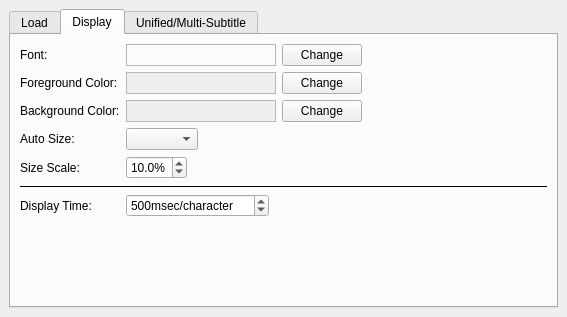
Before: the Qt Designer form src/cmplayer/ui/pref_widget.ui in bylee20/cmplayer-kldp.net, drawn with Qt 5.
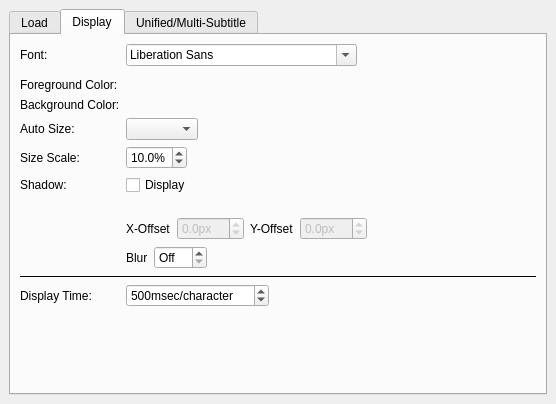
After: the same form once the commit is applied. The open tabs and pages were chosen to show the change. Icons and pictures are not drawn. Custom widgets are drawn as their Qt base class.

Patch:
```diff
--- a/src/cmplayer/ui/pref_widget.ui
+++ b/src/cmplayer/ui/pref_widget.ui
@@ -6,8 +6,8 @@
    <rect>
     <x>0</x>
     <y>0</y>
-    <width>567</width>
-    <height>317</height>
+    <width>556</width>
+    <height>404</height>
    </rect>
   </property>
   <property name="windowTitle">
@@ -391,7 +391,7 @@
        <iconset resource="../rsclist.qrc">
         <normaloff>:/img/subtitle.png</normaloff>:/img/subtitle.png</iconset>
       </property>
-      <layout class="QHBoxLayout" name="horizontalLayout_7">
+      <layout class="QHBoxLayout" name="horizontalLayout_15">
        <item>
         <widget class="QTabWidget" name="tabs">
          <property name="currentIndex">
@@ -570,176 +570,53 @@
               </widget>
              </item>
              <item row="0" column="1">
-              <layout class="QHBoxLayout" name="horizontalLayout_19">
-               <property name="topMargin">
-                <number>0</number>
-               </property>
-               <property name="bottomMargin">
-                <number>0</number>
-               </property>
-               <item>
-                <widget class="QLabel" name="sub_font_label">
-                 <property name="sizePolicy">
-                  <sizepolicy hsizetype="MinimumExpanding" vsizetype="Preferred">
-                   <horstretch>0</horstretch>
-                   <verstretch>0</verstretch>
-                  </sizepolicy>
-                 </property>
-                 <property name="minimumSize">
-                  <size>
-                   <width>150</width>
-                   <height>0</height>
-                  </size>
-                 </property>
-                 <property name="frameShape">
-                  <enum>QFrame::StyledPanel</enum>
-                 </property>
-                 <property name="frameShadow">
-                  <enum>QFrame::Sunken</enum>
-                 </property>
-                 <property name="text">
-                  <string notr="true"/>
-                 </property>
-                 <property name="alignment">
-                  <set>Qt::AlignCenter</set>
-                 </property>
-                </widget>
-               </item>
-               <item>
-                <widget class="QPushButton" name="sub_font_button">
-                 <property name="text">
-                  <string>Change</string>
-                 </property>
-                </widget>
-               </item>
-              </layout>
+              <widget class="QFontComboBox" name="sub_font_family"/>
              </item>
-             <item row="1" column="0">
+             <item row="1" column="1">
+              <widget class="FontOptionWidget" name="sub_font_option" native="true"/>
+             </item>
+             <item row="2" column="0">
               <widget class="QLabel" name="label_3">
                <property name="text">
                 <string>Foreground Color:</string>
                </property>
               </widget>
              </item>
-             <item row="1" column="1">
-              <layout class="QHBoxLayout" name="horizontalLayout_20">
-               <property name="topMargin">
-                <number>0</number>
-               </property>
-               <property name="bottomMargin">
-                <number>0</number>
-               </property>
-               <item>
-                <widget class="QLabel" name="sub_color_fg_label">
-                 <property name="sizePolicy">
-                  <sizepolicy hsizetype="Expanding" vsizetype="Preferred">
-                   <horstretch>0</horstretch>
-                   <verstretch>0</verstretch>
-                  </sizepolicy>
-                 </property>
-                 <property name="minimumSize">
-                  <size>
-                   <width>150</width>
-                   <height>0</height>
-                  </size>
-                 </property>
-                 <property name="autoFillBackground">
-                  <bool>true</bool>
-                 </property>
-                 <property name="frameShape">
-                  <enum>QFrame::StyledPanel</enum>
-                 </property>
-                 <property name="frameShadow">
-                  <enum>QFrame::Sunken</enum>
-                 </property>
-                 <property name="text">
-                  <string/>
-                 </property>
-                 <property name="alignment">
-                  <set>Qt::AlignCenter</set>
-                 </property>
-                </widget>
-               </item>
-               <item>
-                <widget class="QPushButton" name="sub_color_fg_button">
-                 <property name="text">
-                  <string>Change</string>
-                 </property>
-                </widget>
-               </item>
-              </layout>
+             <item row="2" column="1">
+              <widget class="ColorSelectWidget" name="sub_color_fg" native="true"/>
              </item>
-             <item row="2" column="0">
+             <item row="3" column="0">
               <widget class="QLabel" name="label_5">
                <property name="text">
                 <string>Background Color:</string>
                </property>
               </widget>
              </item>
-             <item row="2" column="1">
-              <layout class="QHBoxLayout" name="horizontalLayout_18">
-               <item>
-                <widget class="QLabel" name="sub_color_bg_label">
-                 <property name="sizePolicy">
-                  <sizepolicy hsizetype="Expanding" vsizetype="Preferred">
-                   <horstretch>0</horstretch>
-                   <verstretch>0</verstretch>
-                  </sizepolicy>
-                 </property>
-                 <property name="minimumSize">
-                  <size>
-                   <width>150</width>
-                   <height>0</height>
-                  </size>
-                 </property>
-                 <property name="autoFillBackground">
-                  <bool>true</bool>
-                 </property>
-                 <property name="frameShape">
-                  <enum>QFrame::StyledPanel</enum>
-                 </property>
-                 <property name="frameShadow">
-                  <enum>QFrame::Sunken</enum>
-                 </property>
-                 <property name="text">
-                  <string/>
-                 </property>
-                 <property name="alignment">
-                  <set>Qt::AlignCenter</set>
-                 </property>
-                </widget>
-               </item>
-               <item>
-                <widget class="QPushButton" name="sub_color_bg_button">
-                 <property name="text">
-                  <string>Change</string>
-                 </property>
-                </widget>
-               </item>
-              </layout>
+             <item row="3" column="1">
+              <widget class="ColorSelectWidget" name="sub_color_bg" native="true"/>
              </item>
-             <item row="3" column="0">
+             <item row="4" column="0">
               <widget class="QLabel" name="label_21">
                <property name="text">
                 <string>Auto Size:</string>
                </property>
               </widget>
              </item>
-             <item row="3" column="1">
+             <item row="4" column="1">
               <widget class="QComboBox" name="sub_auto_size">
                <property name="sizeAdjustPolicy">
                 <enum>QComboBox::AdjustToContents</enum>
                </property>
               </widget>
              </item>
-             <item row="4" column="0">
+             <item row="5" column="0">
               <widget class="QLabel" name="label_22">
                <property name="text">
                 <string>Size Scale:</string>
                </property>
               </widget>
              </item>
-             <item row="4" column="1">
+             <item row="5" column="1">
               <widget class="QDoubleSpinBox" name="sub_size_scale">
                <property name="accelerated">
                 <bool>true</bool>
@@ -761,7 +638,93 @@
                </property>
               </widget>
              </item>
-             <item row="5" column="0" colspan="2">
+             <item row="6" column="0">
+              <widget class="QLabel" name="label_6">
+               <property name="text">
+                <string>Shadow:</string>
+               </property>
+              </widget>
+             </item>
+             <item row="6" column="1">
+              <widget class="QCheckBox" name="sub_has_shadow">
+               <property name="text">
+                <string>Display</string>
+               </property>
+              </widget>
+             </item>
+             <item row="7" column="1">
+              <widget class="ColorSelectWidget" name="sub_shadow_color" native="true">
+               <property name="enabled">
+                <bool>false</bool>
+               </property>
+               <property name="minimumSize">
+                <size>
+                 <width>10</width>
+                 <height>10</height>
+                </size>
+               </property>
+              </widget>
+             </item>
+             <item row="8" column="1">
+              <layout class="QHBoxLayout" name="horizontalLayout_10">
+               <item>
+                <widget class="QLabel" name="label_8">
+                 <property name="text">
+                  <string>X-Offset</string>
+                 </property>
+                </widget>
+               </item>
+               <item>
+                <widget class="QDoubleSpinBox" name="sub_shadow_offset_x">
+                 <property name="enabled">
+                  <bool>false</bool>
+                 </property>
+                 <property name="suffix">
+                  <string notr="true">px</string>
+                 </property>
+                 <property name="decimals">
+                  <number>1</number>
+                 </property>
+                 <property name="minimum">
+                  <double>-99.900000000000006</double>
+                 </property>
+                 <property name="maximum">
+                  <double>99.900000000000006</double>
+                 </property>
+                </widget>
+               </item>
+               <item>
+                <widget class="QLabel" name="label_15">
+                 <property name="text">
+                  <string>Y-Offset</string>
+                 </property>
+                </widget>
+               </item>
+               <item>
+                <widget class="QDoubleSpinBox" name="sub_shadow_offset_y">
+                 <property name="enabled">
+                  <bool>false</bool>
+                 </property>
+                 <property name="suffix">
+                  <string notr="true">px</string>
+                 </property>
+                 <property name="decimals">
+                  <number>1</number>
+                 </property>
+                 <property name="minimum">
+                  <double>-99.900000000000006</double>
+                 </property>
+                 <property name="maximum">
+                  <double>99.900000000000006</double>
+                 </property>
+                 <property name="singleStep">
+                  <double>0.500000000000000</double>
+                 </property>
+                </widget>
+               </item>
+              </layout>
+             </item>
+             <item row="10" column="0" colspan="2">
               <widget class="Line" name="line_10">
                <property name="frameShadow">
                 <enum>QFrame::Plain</enum>
@@ -771,14 +734,14 @@
                </property>
               </widget>
              </item>
-             <item row="6" column="0">
+             <item row="12" column="0">
               <widget class="QLabel" name="aLabel_6">
                <property name="text">
                 <string>Display Time:</string>
                </property>
               </widget>
              </item>
-             <item row="6" column="1">
+             <item row="12" column="1">
               <widget class="QSpinBox" name="msPerChar">
                <property name="toolTip">
                 <string>Next value will be used to calculate the end time of a subtitle line when it is not specified by subtitle file.</string>
@@ -806,6 +769,27 @@
                </property>
               </widget>
              </item>
+             <item row="9" column="1">
+              <layout class="QHBoxLayout" name="horizontalLayout_7">
+               <item>
+                <widget class="QLabel" name="label_24">
+                 <property name="text">
+                  <string>Blur</string>
+                 </property>
+                </widget>
+               </item>
+               <item>
+                <widget class="QSpinBox" name="sub_shadow_blur">
+                 <property name="specialValueText">
+                  <string>Off</string>
+                 </property>
+                 <property name="suffix">
+                  <string notr="true">px</string>
+                 </property>
+                </widget>
+               </item>
+              </layout>
+             </item>
             </layout>
            </item>
           </layout>
@@ -1437,6 +1421,18 @@
    <header>simplelistwidget.hpp</header>
    <container>1</container>
   </customwidget>
+  <customwidget>
+   <class>FontOptionWidget</class>
+   <extends>QWidget</extends>
+   <header>widgets.hpp</header>
+   <container>1</container>
+  </customwidget>
+  <customwidget>
+   <class>ColorSelectWidget</class>
+   <extends>QWidget</extends>
+   <header>widgets.hpp</header>
+   <container>1</container>
+  </customwidget>
  </customwidgets>
  <tabstops>
   <tabstop>pauseMinimized</tabstop>
```
Left out of the diff: 76 changed lines with no effect on the pictures.
